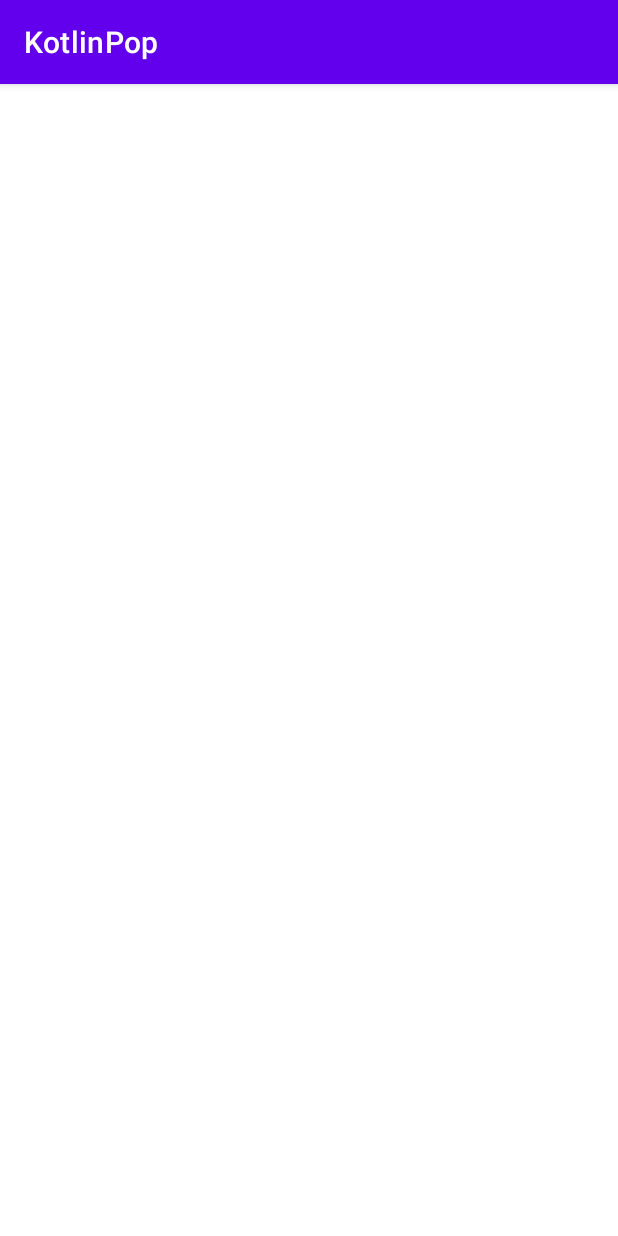
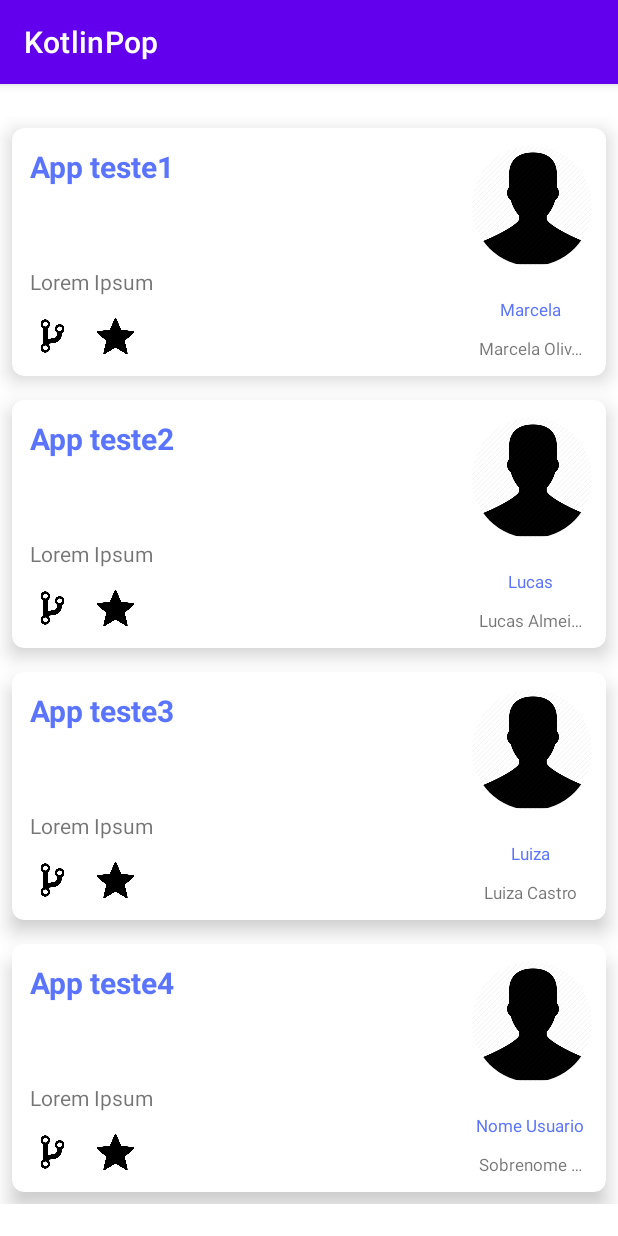
Before and after one commit to Andrade-Tales/KotlinPop, an Android app: the screen it shows after launch (MainActivity), on a phone screen of 412 x 824 dp. Run offline under Robolectric (Android 15) with nearby library versions, the phone set to English and light mode, and no system bars; our stand-ins replace CircleImageView.

Commit message:
Adapter e RecyclerView

```diff
--- a/app/src/main/java/com/lista/kotlinpop/MainActivity.kt
+++ b/app/src/main/java/com/lista/kotlinpop/MainActivity.kt
@@ -1,51 +1,79 @@
 package com.lista.kotlinpop
 
 import android.content.Intent
-import android.net.Uri
 import android.os.Bundle
-import android.widget.Toast
 import androidx.appcompat.app.AppCompatActivity
-import androidx.lifecycle.Observer
-import com.lista.kotlinpop.rest.RetrofitService
-import com.lista.kotlinpop.viewmodel.MainViewModel
+import androidx.recyclerview.widget.LinearLayoutManager
+import androidx.recyclerview.widget.RecyclerView
+import com.lista.kotlinpop.adapters.UserAdapter
+import com.lista.kotlinpop.model.User
 
 
 class MainActivity : AppCompatActivity() {
 
-    private val TAG = "MainActivity"
-
-    lateinit var viewModel: MainViewModel
-
-    private val retrofitService = RetrofitService.getInstance()
-
+    private lateinit var recyclerView: RecyclerView
+    private lateinit var userList: ArrayList<User>
+    private lateinit var userAdapter: UserAdapter
 
     override fun onCreate(savedInstanceState: Bundle?) {
         super.onCreate(savedInstanceState)
         setContentView(R.layout.activity_main)
 
+        recyclerView = findViewById(R.id.recyclerView)
+        recyclerView.setHasFixedSize(true)
+        recyclerView.layoutManager = LinearLayoutManager(this)
+
+        userList = ArrayList()
+
+        userList.add(
+            User(
+                R.drawable.icone_perfil,
+                "App teste1",
+                "Lorem Ipsum",
+                "Marcela",
+                "Marcela Oliveira"
+            )
+        )
+
+        userList.add(
+            User(
+                R.drawable.icone_perfil,
+                "App teste2",
+                "Lorem Ipsum",
+                "Lucas",
+                "Lucas Almeida"
+            )
+        )
+
+        userList.add(
+            User(
+                R.drawable.icone_perfil,
+                "App teste3",
+                "Lorem Ipsum",
+                "Luiza",
+                "Luiza Castro"
+            )
+        )
+
+        userList.add(
+            User(
+                R.drawable.icone_perfil,
+                "App teste4",
+                "Lorem Ipsum",
+                "Nome Usuario",
+                "Sobrenome Usuario"
+            )
+        )
+
+        userAdapter = UserAdapter(userList)
+        recyclerView.adapter = userAdapter
+
+        userAdapter.onItemClick = {
+            val intent = Intent(this, DetailedActivity::class.java)
+            intent.putExtra("user", it)
+
+            startActivity(intent)
+
+        }
     }
-
-    override fun onStart() {
-        super.onStart()
-
-        viewModel.errorMessage.observe(this, Observer {
-            Toast.makeText(this, it, Toast.LENGTH_SHORT).show()
-        })
-
-    }
-
-    override fun onResume() {
-        super.onResume()
-
-        viewModel.getAllUsers()
-
-    }
-
-    private fun openLink(link: String) {
-
-        val browserIntent = Intent(Intent.ACTION_VIEW, Uri.parse(link))
-        startActivity(browserIntent)
-
-    }
-
 }
--- /dev/null
+++ b/app/src/main/java/com/lista/kotlinpop/adapters/UserAdapter.kt
@@ -0,0 +1,47 @@
+package com.lista.kotlinpop.adapters
+
+import android.view.LayoutInflater
+import android.view.View
+import android.view.ViewGroup
+import android.widget.ImageView
+import android.widget.TextView
+import androidx.recyclerview.widget.RecyclerView
+import com.lista.kotlinpop.R
+import com.lista.kotlinpop.model.User
+
+class UserAdapter(val userList: ArrayList<User>) :
+    RecyclerView.Adapter<UserAdapter.UserViewHolder>() {
+
+    var onItemClick: ((User) -> Unit)? = null
+
+    class UserViewHolder(itemView: View) : RecyclerView.ViewHolder(itemView) {
+        val itemPerfilImagem: ImageView = itemView.findViewById(R.id.perfil_imagem)
+        val itemTitulo: TextView = itemView.findViewById(R.id.item_titulo)
+        val itemDescricao: TextView = itemView.findViewById(R.id.item_descricao)
+        val itemUsername: TextView = itemView.findViewById(R.id.item_username)
+        val NomeSobrenome: TextView = itemView.findViewById(R.id.nome_sobrenome)
+    }
+
+    override fun getItemCount(): Int {
+        return userList.size
+    }
+
+    override fun onCreateViewHolder(parent: ViewGroup, viewType: Int): UserViewHolder {
+        val v = LayoutInflater.from(parent.context).inflate(R.layout.card_layout, parent, false)
+        return UserViewHolder(v)
+    }
+
+    override fun onBindViewHolder(holder: UserAdapter.UserViewHolder, position: Int) {
+        val user = userList[position]
+        holder.itemPerfilImagem.setImageResource(user.perfilImagem)
+        holder.itemTitulo.text = user.titulo
+        holder.itemDescricao.text = user.descricao
+        holder.itemUsername.text = user.nome
+        holder.NomeSobrenome.text = user.sobrenome
+
+        holder.itemView.setOnClickListener {
+            onItemClick?.invoke(user)
+        }
+
+    }
+}
--- a/app/src/main/res/layout/activity_main.xml
+++ b/app/src/main/res/layout/activity_main.xml
@@ -7,14 +7,15 @@
     tools:context=".MainActivity">
 
     <androidx.recyclerview.widget.RecyclerView
-        android:id="@+id/recyclerview"
+        android:id="@+id/recyclerView"
         android:layout_width="match_parent"
         android:layout_height="wrap_content"
         app:layoutManager="androidx.recyclerview.widget.LinearLayoutManager"
+        app:layout_constraintBottom_toBottomOf="parent"
         app:layout_constraintEnd_toEndOf="parent"
         app:layout_constraintStart_toStartOf="parent"
         app:layout_constraintTop_toTopOf="parent"
         tools:itemCount="5"
-        tools:listitem="@layout/res_item_user" />
+        tools:listitem="@layout/card_layout" />
 
 </androidx.constraintlayout.widget.ConstraintLayout>
--- a/app/src/main/res/layout/res_item_user.xml
+++ b/app/src/main/res/layout/card_layout.xml
@@ -2,6 +2,7 @@
 <com.google.android.material.card.MaterialCardView xmlns:android="http://schemas.android.com/apk/res/android"
     xmlns:app="http://schemas.android.com/apk/res-auto"
     xmlns:tools="http://schemas.android.com/tools"
+    android:id="@+id/card_view"
     android:layout_width="match_parent"
     android:layout_height="165dp"
     android:layout_margin="8dp"
@@ -17,7 +18,7 @@
         app:layout_constraintTop_toTopOf="parent">
 
         <TextView
-            android:id="@+id/titulo"
+            android:id="@+id/item_titulo"
             android:layout_width="0dp"
             android:layout_height="wrap_content"
             android:layout_margin="12dp"
@@ -34,16 +35,16 @@
             tools:text="Nome Repositório" />
 
         <TextView
-            android:id="@+id/descricao"
+            android:id="@+id/item_descricao"
             android:layout_width="0dp"
             android:layout_height="wrap_content"
             android:ellipsize="end"
             android:maxLines="2"
             android:textSize="14sp"
             app:layout_constraintBottom_toBottomOf="parent"
-            app:layout_constraintEnd_toEndOf="@+id/titulo"
-            app:layout_constraintStart_toStartOf="@id/titulo"
-            app:layout_constraintTop_toBottomOf="@+id/titulo"
+            app:layout_constraintEnd_toEndOf="@+id/item_titulo"
+            app:layout_constraintStart_toStartOf="@id/item_titulo"
+            app:layout_constraintTop_toBottomOf="@+id/item_titulo"
             tools:text="@tools:sample/lorem/random" />
 
         <de.hdodenhof.circleimageview.CircleImageView
@@ -52,14 +53,14 @@
             android:layout_height="85dp"
             android:layout_margin="9dp"
             android:src="@drawable/icone_perfil"
-            app:layout_constraintBottom_toBottomOf="@+id/username"
+            app:layout_constraintBottom_toBottomOf="@+id/item_username"
             app:layout_constraintEnd_toEndOf="parent"
             app:layout_constraintTop_toTopOf="parent"
             app:layout_constraintWidth_percent="0.3" />
 
 
         <TextView
-            android:id="@+id/username"
+            android:id="@+id/item_username"
             android:layout_width="0dp"
             android:layout_height="wrap_content"
             android:layout_margin="9dp"
@@ -72,12 +73,12 @@
             app:layout_constraintBottom_toBottomOf="@+id/perfil_imagem"
             app:layout_constraintEnd_toEndOf="parent"
             app:layout_constraintHorizontal_bias="0.0"
-            app:layout_constraintStart_toEndOf="@+id/descricao"
+            app:layout_constraintStart_toEndOf="@+id/item_descricao"
             app:layout_constraintTop_toBottomOf="@+id/perfil_imagem"
             tools:text="username" />
 
         <TextView
-            android:id="@+id/nomeSobrenome"
+            android:id="@+id/nome_sobrenome"
             android:layout_width="0dp"
             android:layout_height="wrap_content"
             android:layout_margin="6dp"
@@ -87,10 +88,10 @@
             android:maxLines="1"
             android:textSize="11sp"
             app:layout_constraintBottom_toBottomOf="parent"
-            app:layout_constraintEnd_toEndOf="@+id/username"
+            app:layout_constraintEnd_toEndOf="@+id/item_username"
             app:layout_constraintHorizontal_bias="0.0"
-            app:layout_constraintStart_toStartOf="@+id/username"
-            app:layout_constraintTop_toBottomOf="@+id/username"
+            app:layout_constraintStart_toStartOf="@+id/item_username"
+            app:layout_constraintTop_toBottomOf="@+id/item_username"
             tools:text="Nome Sobrenome" />
 
         <ImageView
@@ -100,7 +101,7 @@
             android:layout_marginStart="12dp"
             app:layout_constraintBottom_toBottomOf="parent"
             app:layout_constraintStart_toStartOf="parent"
-            app:layout_constraintTop_toBottomOf="@+id/descricao"
+            app:layout_constraintTop_toBottomOf="@+id/item_descricao"
             app:srcCompat="@drawable/git" />
 
         <ImageView
@@ -110,7 +111,7 @@
             android:layout_margin="12dp"
             app:layout_constraintBottom_toBottomOf="parent"
             app:layout_constraintStart_toEndOf="@+id/git_icon"
-            app:layout_constraintTop_toBottomOf="@+id/descricao"
+            app:layout_constraintTop_toBottomOf="@+id/item_descricao"
             app:layout_constraintVertical_bias="0.481"
             app:srcCompat="@drawable/estrela" />
 
```
Also changed, not shown: app/src/main/java/com/lista/kotlinpop/DetailedActivity.kt (added, +29 -0 lines), app/src/main/java/com/lista/kotlinpop/model/User.kt (+40 -6 lines).
